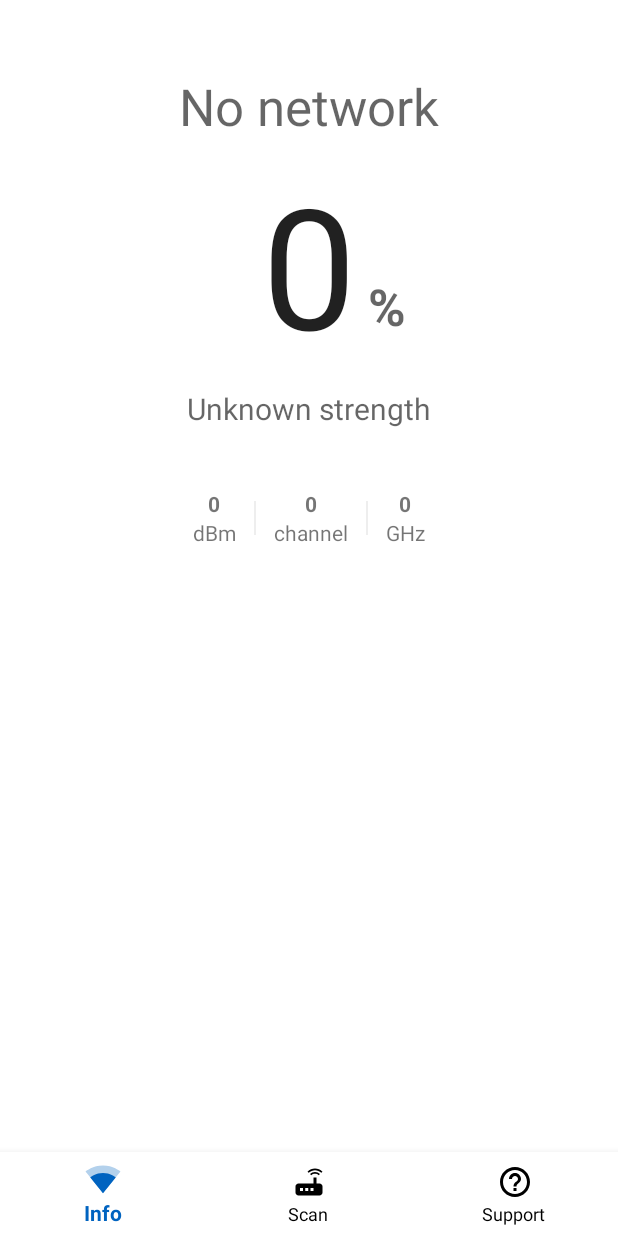
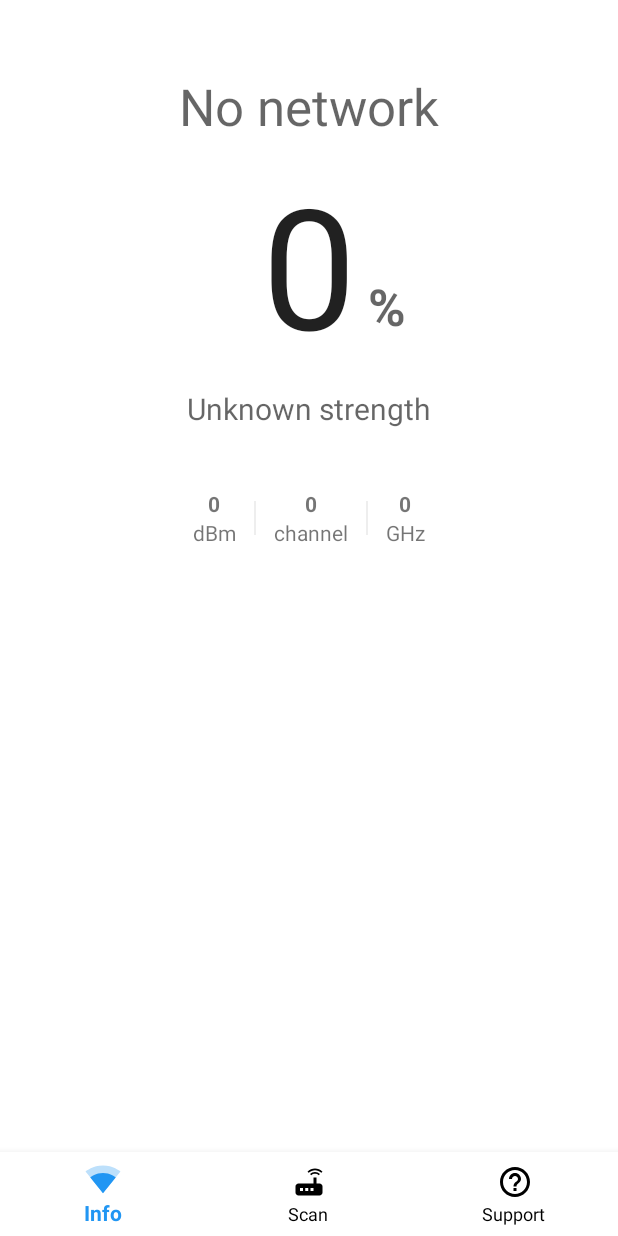
Before and after one commit to kylecorry31/KKAT-WiFi, an Android app: the screen it shows after launch (MainActivity), on a phone screen of 412 x 824 dp. Run offline under Robolectric (Android 15) with nearby library versions, the phone set to English and light mode, and no system bars.

Commit message:
Change selected icon color

```diff
--- a/app/src/main/res/drawable/selector.xml
+++ b/app/src/main/res/drawable/selector.xml
@@ -1,5 +1,5 @@
 <?xml version="1.0" encoding="utf-8"?>
 <selector xmlns:android="http://schemas.android.com/apk/res/android">
     <item android:color="@android:color/black" android:state_checked="false" />
-    <item android:color="@color/colorPrimaryDark" android:state_checked="true" />
+    <item android:color="@color/colorPrimary" android:state_checked="true" />
 </selector>
```
